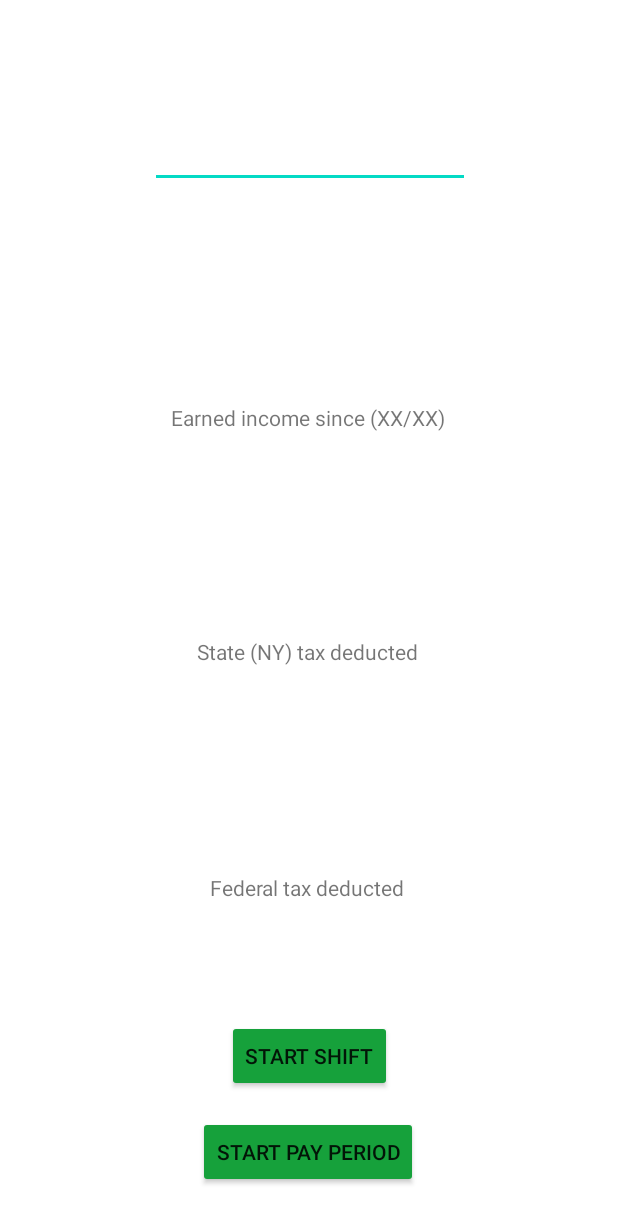
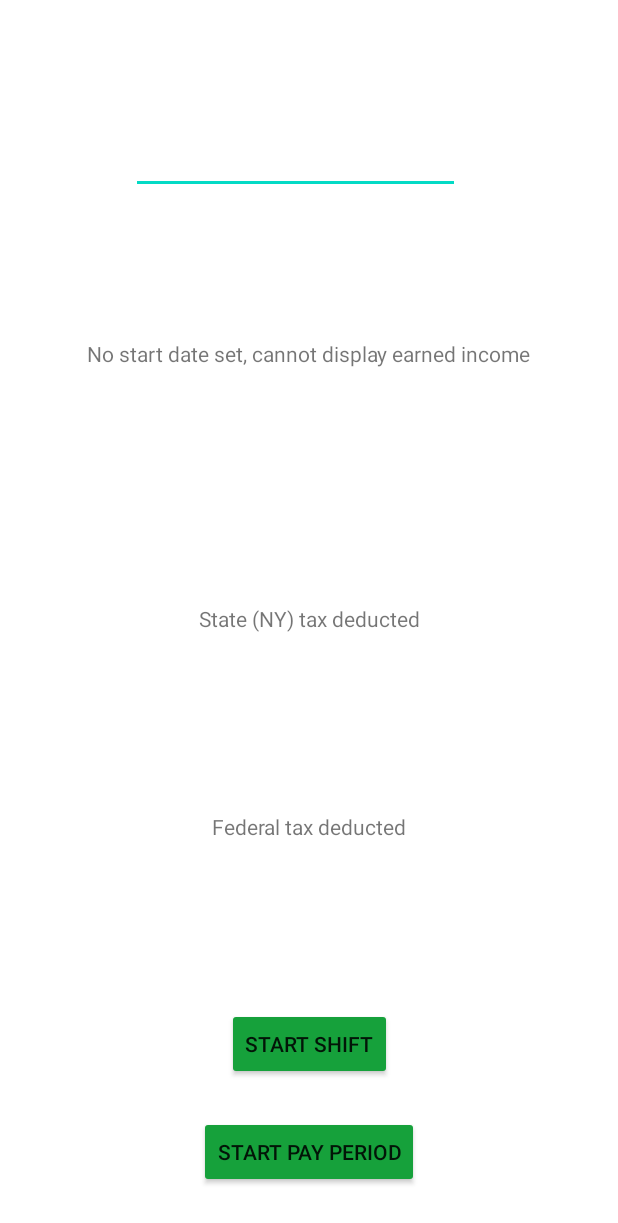
Before and after one commit to jaw12346/Greens, an Android app: the screen it shows after launch (MainActivity), after a tap on "END PAY PERIOD", on a phone screen of 412 x 824 dp. Shown: the top 1223 px of the screen. Run offline under Robolectric (Android 15) with nearby library versions, the phone set to English and light mode, and no system bars; 3 other taps on this screen came first.

Commit message:
Implemented dynamic text for earned income since date (mm/dd)

```diff
--- a/App/app/src/main/java/com/example/greens/MainActivity.kt
+++ b/App/app/src/main/java/com/example/greens/MainActivity.kt
@@ -3,6 +3,7 @@ package com.example.greens
 import android.app.Activity
 import android.os.Bundle
 import android.widget.Button
+import android.widget.TextView
 import java.text.SimpleDateFormat
 import java.util.*
 
@@ -55,11 +56,16 @@ class MainActivity : Activity() {
 
     private fun payPeriodClicked(button: Button) {
         val currentText = button.text.toString()
+        val tField = findViewById<TextView>(R.id.earned_income_text)
         if(currentText == getString(R.string.start_pay_period)) {
             // Start a pay period
             val formatter = SimpleDateFormat("MM-dd-yyyy", Locale.US)
             payPeriodStart = formatter.format(Date())
+            val newStr: String = getString(R.string.earned_income_since,
+                                            payPeriodStart[0], payPeriodStart[1], // Month
+                                            payPeriodStart[3], payPeriodStart[4])  // Day
 
+            tField.text = newStr
             button.setText(R.string.end_pay_period)
         } else {
             // End a pay period
@@ -68,6 +74,7 @@ class MainActivity : Activity() {
             val payPeriod = Pair(payPeriodStart, payPeriodEnd)
             payPeriods.add(payPeriod)
 
+            tField.setText(R.string.no_start_date_set)
             button.setText(R.string.start_pay_period)
         }
     }
--- a/App/app/src/main/res/layout/activity_main.xml
+++ b/App/app/src/main/res/layout/activity_main.xml
@@ -7,16 +7,28 @@
     tools:context=".MainActivity">
 
     <TextView
-        android:id="@+id/textView3"
+        android:id="@+id/earned_income_text"
         android:layout_width="wrap_content"
         android:layout_height="wrap_content"
-        android:text="Earned income since (XX/XX)"
+        android:text="@string/no_start_date_set"
         app:layout_constraintBottom_toBottomOf="parent"
         app:layout_constraintEnd_toEndOf="parent"
-        app:layout_constraintHorizontal_bias="0.497"
+        app:layout_constraintHorizontal_bias="0.5"
         app:layout_constraintStart_toStartOf="parent"
         app:layout_constraintTop_toTopOf="parent"
-        app:layout_constraintVertical_bias="0.334" />
+        app:layout_constraintVertical_bias="0.281" />
+
+    <TextView
+        android:id="@+id/textView2"
+        android:layout_width="wrap_content"
+        android:layout_height="wrap_content"
+        android:text="Federal tax deducted"
+        app:layout_constraintBottom_toBottomOf="parent"
+        app:layout_constraintEnd_toEndOf="parent"
+        app:layout_constraintHorizontal_bias="0.5"
+        app:layout_constraintStart_toStartOf="parent"
+        app:layout_constraintTop_toTopOf="parent"
+        app:layout_constraintVertical_bias="0.673" />
 
     <TextView
         android:id="@+id/textView"
@@ -25,32 +37,22 @@
         android:text="State (NY) tax deducted"
         app:layout_constraintBottom_toBottomOf="parent"
         app:layout_constraintEnd_toEndOf="parent"
-        app:layout_constraintHorizontal_bias="0.497"
+        app:layout_constraintHorizontal_bias="0.5"
         app:layout_constraintStart_toStartOf="parent"
-        app:layout_constraintTop_toTopOf="parent"
-        app:layout_constraintVertical_bias="0.528" />
-
-    <TextView
-        android:id="@+id/textView2"
-        android:layout_width="wrap_content"
-        android:layout_height="wrap_content"
-        android:text="Federal tax deducted"
-        app:layout_constraintBottom_toBottomOf="parent"
-        app:layout_constraintEnd_toEndOf="parent"
-        app:layout_constraintHorizontal_bias="0.496"
-        app:layout_constraintStart_toStartOf="parent"
-        app:layout_constraintTop_toTopOf="parent"
-        app:layout_constraintVertical_bias="0.723" />
+        app:layout_constraintTop_toTopOf="parent" />
 
     <EditText
         android:id="@+id/editTextNumberDecimal"
-        android:layout_width="wrap_content"
-        android:layout_height="wrap_content"
-        android:layout_marginStart="100dp"
-        android:layout_marginTop="80dp"
+        android:layout_width="219dp"
+        android:layout_height="45dp"
+        android:layout_marginStart="87dp"
+        android:layout_marginTop="84dp"
+        android:layout_marginEnd="43dp"
         android:ems="10"
         android:importantForAutofill="no"
         android:inputType="numberDecimal"
+        app:layout_constraintEnd_toEndOf="parent"
+        app:layout_constraintHorizontal_bias="0.0"
         app:layout_constraintStart_toStartOf="parent"
         app:layout_constraintTop_toTopOf="parent" />
 
@@ -58,11 +60,12 @@
         android:id="@+id/shift_button"
         android:layout_width="wrap_content"
         android:layout_height="wrap_content"
-        android:layout_marginBottom="96dp"
+        android:layout_marginBottom="104dp"
         android:backgroundTint="#16a13b"
         android:text="@string/start_shift"
         app:layout_constraintBottom_toBottomOf="parent"
         app:layout_constraintEnd_toEndOf="parent"
+        app:layout_constraintHorizontal_bias="0.5"
         app:layout_constraintStart_toStartOf="parent" />
 
     <Button
@@ -74,7 +77,7 @@
         android:text="@string/start_pay_period"
         app:layout_constraintBottom_toBottomOf="parent"
         app:layout_constraintEnd_toEndOf="parent"
-        app:layout_constraintHorizontal_bias="0.497"
+        app:layout_constraintHorizontal_bias="0.5"
         app:layout_constraintStart_toStartOf="parent" />
 
 </androidx.constraintlayout.widget.ConstraintLayout>
--- a/App/app/src/main/res/values/strings.xml
+++ b/App/app/src/main/res/values/strings.xml
@@ -4,4 +4,6 @@
     <string name="end_shift">END SHIFT</string>
     <string name="start_pay_period">START PAY PERIOD</string>
     <string name="end_pay_period">END PAY PERIOD</string>
+    <string name="earned_income_since">Earned income since <b>(%1$c%2$c/%3$c%4$c)</b></string>  // mm/dd
+    <string name="no_start_date_set">No start date set, cannot display earned income</string>
 </resources>
```
